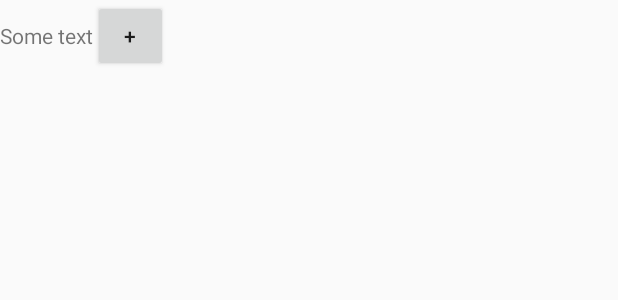
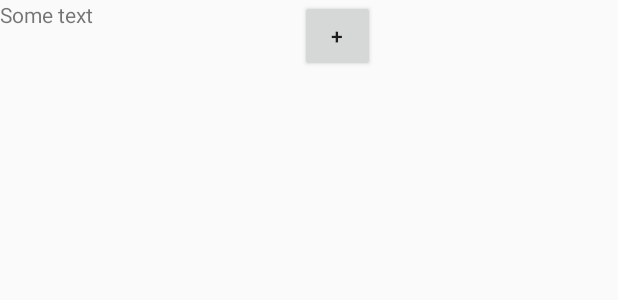
Before and after one commit to ONEPANTSU/one-resident, an Android app: the layout custom_payment_layout.xml on its own in the app's theme, with its tools: preview values and no code run, on a phone screen of 412 x 824 dp. Shown: the top 300 px of the screen. Run offline under Robolectric (Android 15) with nearby library versions, the phone set to English and light mode, and no system bars.

Commit message:
a bit of corrections

```diff
--- a/app/src/main/java/space/onepantsu/oneresident/payment/PaymentActivity.java
+++ b/app/src/main/java/space/onepantsu/oneresident/payment/PaymentActivity.java
@@ -101,8 +101,9 @@ public class PaymentActivity extends AppCompatActivity {
         StringBuilder paymentTextBuilder = new StringBuilder();
 
         paymentTextBuilder.append(getResidentInfo(paymentInfo.currentID) +
-                "\t||\tSTATUS:\t" + paymentInfo.currentStatus +
-                "\t||\tDEBT:\t" + paymentInfo.currentDebt);
+                "\nSTATUS:\t" + paymentInfo.currentStatus +
+                "\nDEBT:\t" + paymentInfo.currentDebt);
+
         paymentText.setText(paymentTextBuilder.toString());
 
         Button paidButton = (Button) view.findViewById(R.id.paidButton);
--- a/app/src/main/java/space/onepantsu/oneresident/residents/ChangeResidentActivity.java
+++ b/app/src/main/java/space/onepantsu/oneresident/residents/ChangeResidentActivity.java
@@ -138,7 +138,7 @@ public class ChangeResidentActivity extends AppCompatActivity {
             case WRONG_DATE: errorMessage = "Поле \"Дата\" должно быть заполнено!"; break;
             case WRONG_DATE_FORMAT: errorMessage = "Неверный формат поля \"Дата!\""; break;
             case WRONG_PRICE: errorMessage = "Поле \"Стоимость арендной платы\" должно быть заполнено!"; break;
-            default: errorMessage = "Ошибка при добавлении арендатора!"; break;
+            default: errorMessage = "Ошибка при сохранении изменений арендатора!"; break;
         }
 
         InfoButton dialogButton = new InfoButton();
--- a/app/src/main/res/layout/custom_payment_layout.xml
+++ b/app/src/main/res/layout/custom_payment_layout.xml
@@ -4,7 +4,7 @@
     android:layout_width="match_parent"
     android:layout_height="match_parent">
 
-    <LinearLayout
+    <RelativeLayout
         android:layout_height="wrap_content"
         android:layout_width="match_parent"
         tools:ignore="MissingConstraints">
@@ -12,11 +12,6 @@
             android:layout_width="wrap_content"
             android:layout_height="wrap_content"
             android:id="@+id/paymentInfo"
-        android:layout_alignParentTop="true"
-        android:layout_alignParentLeft="true"
-        android:layout_alignParentStart="true"
-        android:layout_toLeftOf="@+id/residentDeleteButton"
-        android:layout_toStartOf="@+id/residentDeleteButton"
             android:text="Some text"
             android:textAlignment="textStart"/>
 
@@ -24,8 +19,9 @@
             android:id="@+id/paidButton"
             android:layout_width="50dp"
             android:layout_height="wrap_content"
+            android:layout_marginLeft="200dp"
             android:text="+"
             tools:ignore="MissingConstraints" />
-    </LinearLayout>
+    </RelativeLayout>
 
 </androidx.constraintlayout.widget.ConstraintLayout>
```
Lines whose indentation alone changed are shown as unchanged.
